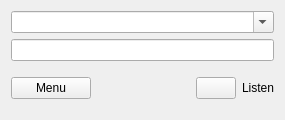
This is src/GUI/Plugins/Stream/GUI_Stream.ui in Inferno214221/sayonara-player as Qt 5 draws it before an edit. The edited form follows.
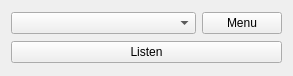
This is the edited form. Custom widgets are drawn as their Qt base class.

Commit message: Streams revisited

Diff of the .ui file:
```diff
--- a/src/GUI/Plugins/Stream/GUI_Stream.ui
+++ b/src/GUI/Plugins/Stream/GUI_Stream.ui
@@ -6,58 +6,44 @@
    <rect>
     <x>0</x>
     <y>0</y>
-    <width>285</width>
-    <height>120</height>
+    <width>293</width>
+    <height>76</height>
    </rect>
   </property>
   <layout class="QGridLayout" name="gridLayout">
-   <item row="1" column="0" colspan="3">
+   <item row="0" column="0">
     <widget class="Gui::ComboBox" name="combo_stream">
+     <property name="sizePolicy">
+      <sizepolicy hsizetype="MinimumExpanding" vsizetype="Fixed">
+       <horstretch>0</horstretch>
+       <verstretch>0</verstretch>
+      </sizepolicy>
+     </property>
      <property name="focusPolicy">
       <enum>Qt::StrongFocus</enum>
      </property>
-     <property name="editable">
-      <bool>true</bool>
+    </widget>
+   </item>
+   <item row="0" column="1">
+    <widget class="MenuToolButton" name="btn_tool">
+     <property name="text">
+      <string notr="true">Menu</string>
      </property>
     </widget>
    </item>
-   <item row="3" column="0" colspan="3">
+   <item row="1" column="0" colspan="2">
     <layout class="QHBoxLayout" name="horizontalLayout">
      <property name="spacing">
       <number>6</number>
      </property>
      <item>
-      <widget class="MenuToolButton" name="btn_tool">
-       <property name="text">
-        <string notr="true">Menu</string>
+      <widget class="QPushButton" name="btn_listen">
+       <property name="sizePolicy">
+        <sizepolicy hsizetype="MinimumExpanding" vsizetype="Fixed">
+         <horstretch>0</horstretch>
+         <verstretch>0</verstretch>
+        </sizepolicy>
        </property>
-      </widget>
-     </item>
-     <item>
-      <spacer name="horizontalSpacer">
-       <property name="focusPolicy">
-        <enum>Qt::StrongFocus</enum>
-       </property>
-       <property name="orientation">
-        <enum>Qt::Horizontal</enum>
-       </property>
-       <property name="sizeHint" stdset="0">
-        <size>
-         <width>40</width>
-         <height>20</height>
-        </size>
-       </property>
-      </spacer>
-     </item>
-     <item>
-      <widget class="QPushButton" name="btn_play">
-       <property name="text">
-        <string/>
-       </property>
-      </widget>
-     </item>
-     <item>
-      <widget class="QLabel" name="lab_listen">
        <property name="text">
         <string notr="true">Listen</string>
        </property>
@@ -65,13 +51,6 @@
      </item>
     </layout>
    </item>
-   <item row="2" column="0" colspan="3">
-    <widget class="QLineEdit" name="le_url">
-     <property name="focusPolicy">
-      <enum>Qt::ClickFocus</enum>
-     </property>
-    </widget>
-   </item>
   </layout>
  </widget>
  <customwidgets>
```
The commit also changes 26 other files.
